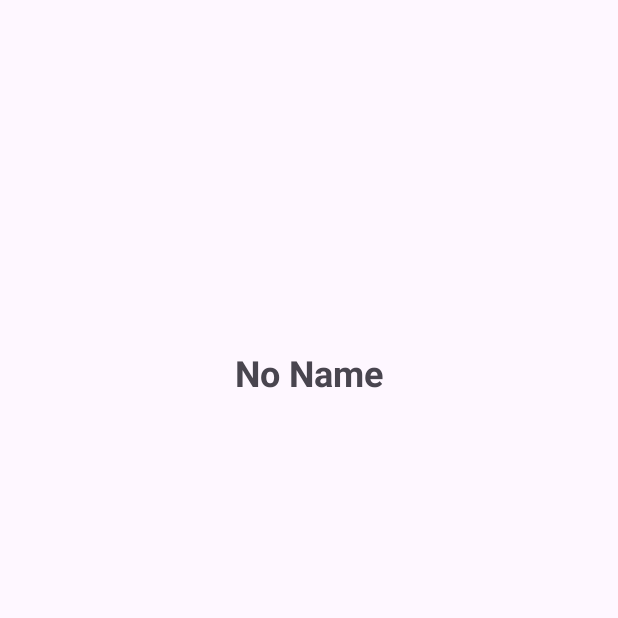
After one commit to artur300/menu, an Android app: the fragment FoodDetailsFragment placed in its activity, on a phone screen of 412 x 824 dp, the top half of it. The commit adds this screen. Run offline under Robolectric (Android 15) with nearby library versions, the phone set to English and light mode, and no system bars.

Commit message:
menu 13/12/24 can edd fragview

```diff
--- a/app/src/main/java/com/example/menu/FoodAdapter.kt
+++ b/app/src/main/java/com/example/menu/FoodAdapter.kt
@@ -9,7 +9,8 @@ import com.example.menu.databinding.ItemFoodCardBinding
 class FoodAdapter(
     private val foods: MutableList<Food>,
     private val onDeleteClick: (Food) -> Unit,
-    private val onEditClick: (Food) -> Unit
+    private val onEditClick: (Food) -> Unit,
+    private val onViewDetailsClick: (Food) -> Unit // Callback חדש
 ) : RecyclerView.Adapter<FoodAdapter.FoodViewHolder>() {
 
     class FoodViewHolder(val binding: ItemFoodCardBinding) : RecyclerView.ViewHolder(binding.root)
@@ -33,6 +34,11 @@ class FoodAdapter(
         holder.binding.btnDelete.setOnClickListener {
             onDeleteClick(food)
         }
+
+        // טיפול בלחיצה על "View Details"
+        holder.binding.btnViewDetails.setOnClickListener {
+            onViewDetailsClick(food)
+        }
     }
 
     override fun getItemCount(): Int = foods.size
--- /dev/null
+++ b/app/src/main/java/com/example/menu/FoodDetailsFragment.kt
@@ -0,0 +1,32 @@
+package com.example.menu
+
+import android.net.Uri
+import android.os.Bundle
+import android.view.LayoutInflater
+import android.view.View
+import android.view.ViewGroup
+import androidx.fragment.app.Fragment
+import com.example.menu.databinding.FragmentFoodDetailsBinding
+
+class FoodDetailsFragment : Fragment() {
+
+    private lateinit var binding: FragmentFoodDetailsBinding
+
+    override fun onCreateView(
+        inflater: LayoutInflater, container: ViewGroup?, savedInstanceState: Bundle?
+    ): View {
+        binding = FragmentFoodDetailsBinding.inflate(inflater, container, false)
+
+        // קבלת הנתונים מה-Bundle
+        val foodName = arguments?.getString("food_name") ?: "No Name"
+        val foodImageUri = arguments?.getString("food_image_uri")
+
+        // הצגת הנתונים ב-UI
+        binding.foodName.text = foodName
+        foodImageUri?.let {
+            binding.foodImage.setImageURI(Uri.parse(it))
+        }
+
+        return binding.root
+    }
+}
--- a/app/src/main/res/drawable/shopping_cart.xml
+++ /dev/null
@@ -1,5 +0,0 @@
-<vector xmlns:android="http://schemas.android.com/apk/res/android" android:height="24dp" android:tint="#000000" android:viewportHeight="24" android:viewportWidth="24" android:width="24dp">
-
-    <path android:fillColor="@android:color/white" android:pathData="M11,9h2L13,6h3L16,4h-3L13,1h-2v3L8,4v2h3v3zM7,18c-1.1,0 -1.99,0.9 -1.99,2S5.9,22 7,22s2,-0.9 2,-2 -0.9,-2 -2,-2zM17,18c-1.1,0 -1.99,0.9 -1.99,2s0.89,2 1.99,2 2,-0.9 2,-2 -0.9,-2 -2,-2zM7.17,14.75l0.03,-0.12 0.9,-1.63h7.45c0.75,0 1.41,-0.41 1.75,-1.03l3.86,-7.01L19.42,4h-0.01l-1.1,2 -2.76,5L8.53,11l-0.13,-0.27L6.16,6l-0.95,-2 -0.94,-2L1,2v2h2l3.6,7.59 -1.35,2.45c-0.16,0.28 -0.25,0.61 -0.25,0.96 0,1.1 0.9,2 2,2h12v-2L7.42,15c-0.13,0 -0.25,-0.11 -0.25,-0.25z"/>
-
-</vector>
--- /dev/null
+++ b/app/src/main/res/layout/fragment_food_details.xml
@@ -0,0 +1,26 @@
+<LinearLayout
+    xmlns:android="http://schemas.android.com/apk/res/android"
+    android:layout_width="match_parent"
+    android:layout_height="match_parent"
+    android:orientation="vertical"
+    android:padding="16dp">
+
+    <ImageView
+        android:id="@+id/food_image"
+        android:layout_width="match_parent"
+        android:layout_height="200dp"
+        android:scaleType="centerCrop"
+        android:layout_marginBottom="16dp"
+        android:contentDescription="Food Image" />
+
+    <TextView
+        android:id="@+id/food_name"
+        android:layout_width="wrap_content"
+        android:layout_height="wrap_content"
+        android:text="Food Name"
+        android:textSize="24sp"
+        android:textStyle="bold"
+        android:layout_gravity="center_horizontal"
+        android:layout_marginBottom="16dp" />
+
+</LinearLayout>
```
Also changed, not shown: app/src/main/java/com/example/menu/FoodListFragment.kt (+16 -1 lines), app/src/main/res/layout/custom_dialog_menu.xml (deleted, +0 -37 lines).
